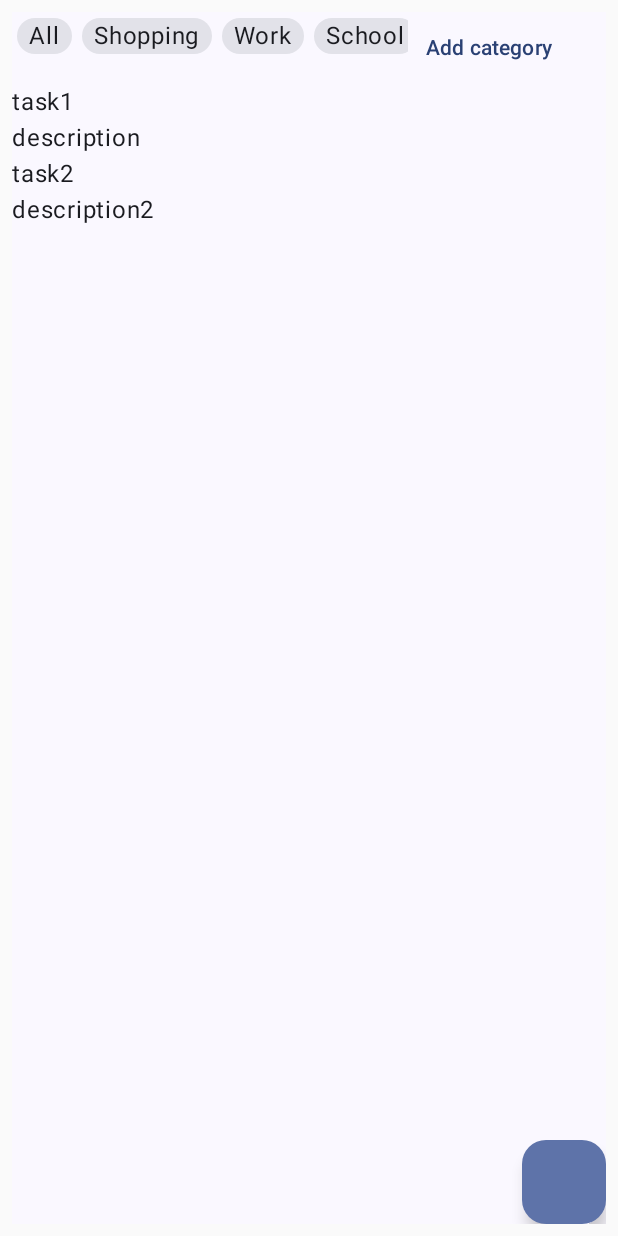
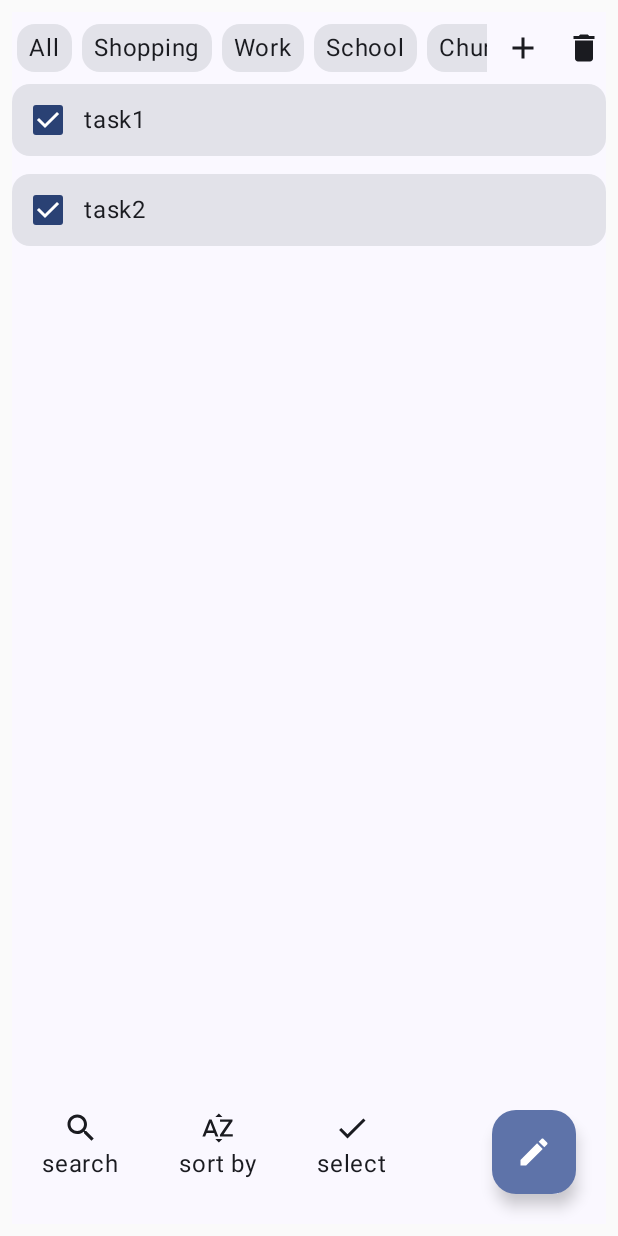
Before and after one commit to kelvin-14/Avoca.do, an Android app built with Jetpack Compose: the screen it shows after launch (MainActivity), on a phone screen of 412 x 824 dp. Run offline under Robolectric (Android 15) with nearby library versions, the phone set to English and light mode, and no system bars.

Commit message:
good first mvp home design. added + and delete for modifying categories. added search, sort by and select at bottom. beautified list items

```diff
--- a/app/src/main/java/com/happymeerkat/avocado/presentation/CategoryTabs.kt
+++ b/app/src/main/java/com/happymeerkat/avocado/presentation/CategoryTabs.kt
@@ -2,16 +2,25 @@ package com.happymeerkat.avocado.presentation
 
 import android.graphics.drawable.shapes.Shape
 import androidx.compose.foundation.BorderStroke
+import androidx.compose.foundation.background
 import androidx.compose.foundation.clickable
+import androidx.compose.foundation.layout.Arrangement
 import androidx.compose.foundation.layout.Column
 import androidx.compose.foundation.layout.Row
 import androidx.compose.foundation.layout.padding
 import androidx.compose.foundation.lazy.LazyRow
 import androidx.compose.foundation.lazy.items
+import androidx.compose.material.icons.Icons
+import androidx.compose.material.icons.filled.Add
+import androidx.compose.material.icons.filled.Delete
+import androidx.compose.material.icons.filled.PlusOne
 import androidx.compose.material3.Card
+import androidx.compose.material3.Icon
+import androidx.compose.material3.IconButton
 import androidx.compose.material3.Text
 import androidx.compose.material3.TextButton
 import androidx.compose.runtime.Composable
+import androidx.compose.ui.Alignment
 import androidx.compose.ui.Modifier
 import androidx.compose.ui.graphics.Color
 import androidx.compose.ui.unit.dp
@@ -24,10 +33,12 @@ fun CategoryTabs(
     addCategory: () -> Unit
 ) {
     Row(
-        modifier = modifier
+        modifier = modifier,
+        verticalAlignment = Alignment.CenterVertically
     ) {
         Column(
-            modifier = Modifier.weight(4f)
+            modifier = Modifier
+                .weight(4f)
                 .padding(vertical = 4.dp)
         ) {
             LazyRow {
@@ -36,13 +47,15 @@ fun CategoryTabs(
                 }
             }
         }
-        Column(
-            modifier = Modifier.weight(2f)
+        Row(
+            modifier = Modifier.weight(1f),
+            horizontalArrangement = Arrangement.SpaceAround
         ) {
-            TextButton(
-                onClick = {}
-            ) {
-                Text(text = "Add category")
+            IconButton(onClick = { /*TODO*/ }) {
+                Icon(imageVector = Icons.Default.Add, contentDescription = "")
+            }
+            IconButton(onClick = { /*TODO*/ }) {
+                Icon(imageVector = Icons.Default.Delete, contentDescription = "")
             }
         }
     }
@@ -61,7 +74,10 @@ fun Tab(
     ) {
         Text(
             modifier = Modifier
-                .padding( horizontal = 8.dp),
+                .padding(
+                    horizontal = 8.dp,
+                    vertical = 4.dp
+                ),
             text = category.name
         )
     }
--- a/app/src/main/java/com/happymeerkat/avocado/presentation/ListItemView.kt
+++ b/app/src/main/java/com/happymeerkat/avocado/presentation/ListItemView.kt
@@ -1,23 +1,41 @@
 package com.happymeerkat.avocado.presentation
 
-import androidx.compose.foundation.layout.Column
+import androidx.compose.foundation.layout.Arrangement
+import androidx.compose.foundation.layout.Row
 import androidx.compose.foundation.layout.fillMaxWidth
+import androidx.compose.foundation.layout.padding
+import androidx.compose.material.icons.Icons
+import androidx.compose.material3.Card
+import androidx.compose.material3.Checkbox
+import androidx.compose.material3.ExperimentalMaterial3Api
+import androidx.compose.material3.Icon
 import androidx.compose.material3.Text
 import androidx.compose.runtime.Composable
+import androidx.compose.ui.Alignment
 import androidx.compose.ui.Modifier
+import androidx.compose.ui.unit.dp
 import com.happymeerkat.avocado.domain.ListItem
 
+@OptIn(ExperimentalMaterial3Api::class)
 @Composable
 fun ListItemView(
     modifier: Modifier = Modifier.fillMaxWidth(),
-    item: ListItem
+    item: ListItem,
+    changeCheckedState: () -> Unit,
+    goToDetails: () -> Unit
 ) {
-    Column(
+    Card(
         modifier = modifier
+            .padding(bottom = 12.dp),
+        onClick = { goToDetails() }
     ) {
-        Text(text = item.title )
-        if(item.description != null) {
-            Text(text = item.description)
+        Row(
+            horizontalArrangement = Arrangement.Center,
+            verticalAlignment = Alignment.CenterVertically
+        ) {
+            Checkbox(checked = true, onCheckedChange = {changeCheckedState()} )
+            Text(text = item.title )
         }
+
     }
 }
--- a/app/src/main/java/com/happymeerkat/avocado/presentation/ListScreen.kt
+++ b/app/src/main/java/com/happymeerkat/avocado/presentation/ListScreen.kt
@@ -1,14 +1,28 @@
 package com.happymeerkat.avocado.presentation
 
+import androidx.compose.foundation.layout.Arrangement
 import androidx.compose.foundation.layout.Box
+import androidx.compose.foundation.layout.Column
+import androidx.compose.foundation.layout.Row
 import androidx.compose.foundation.layout.fillMaxSize
+import androidx.compose.foundation.layout.fillMaxWidth
+import androidx.compose.foundation.layout.padding
 import androidx.compose.foundation.lazy.LazyColumn
 import androidx.compose.foundation.lazy.items
+import androidx.compose.material.icons.Icons
+import androidx.compose.material.icons.filled.Check
+import androidx.compose.material.icons.filled.Edit
+import androidx.compose.material.icons.filled.Search
+import androidx.compose.material.icons.filled.SortByAlpha
 import androidx.compose.material3.ExperimentalMaterial3Api
 import androidx.compose.material3.FloatingActionButton
+import androidx.compose.material3.Icon
+import androidx.compose.material3.Text
 import androidx.compose.runtime.Composable
 import androidx.compose.ui.Alignment
 import androidx.compose.ui.Modifier
+import androidx.compose.ui.graphics.vector.ImageVector
+import androidx.compose.ui.unit.dp
 import com.happymeerkat.avocado.domain.ListItem
 
 @OptIn(ExperimentalMaterial3Api::class)
@@ -24,19 +38,72 @@ fun ListScreen(
             modifier = modifier.matchParentSize()
         ) {
             items(listItems) {listItem ->
-                ListItemView(item = listItem)
+                ListItemView(
+                    item = listItem,
+                    changeCheckedState = {},
+                    goToDetails = {}
+                )
             }
         }
+        if(editState == false){
+            Row(
+                modifier = Modifier
+                    .fillMaxWidth()
+                    .align(Alignment.BottomCenter),
 
-        if(editState == false) {
-            FloatingActionButton(
-                modifier = Modifier.align(Alignment.BottomEnd),
-                onClick = { toggleEditState() }
             ) {
 
+                QuickFeature(
+                    modifier = Modifier.weight(1f),
+                    icon = Icons.Default.Search,
+                    name = "search",
+                    onClick = {}
+                )
+                QuickFeature(
+                    modifier = Modifier.weight(1f),
+                    icon = Icons.Default.SortByAlpha,
+                    name = "sort by",
+                    onClick = {}
+                )
+
+                QuickFeature(
+                    modifier = Modifier.weight(1f),
+                    icon = Icons.Default.Check,
+                    name = "select",
+                    onClick = {}
+                )
+                Column(
+                    modifier = Modifier.weight(2f),
+                    horizontalAlignment = Alignment.CenterHorizontally
+                ) {
+
+                }
+                FloatingActionButton(
+                    modifier = Modifier
+                        .padding(end = 20.dp, bottom = 20.dp),
+                    onClick = { toggleEditState() }
+                ) {
+                    Icon(imageVector = Icons.Default.Edit, contentDescription = "")
+                }
             }
         }
 
     }
+}
 
+@Composable
+fun QuickFeature(
+    modifier: Modifier = Modifier,
+    icon: ImageVector,
+    name: String,
+    onClick: () -> Unit
+) {
+    Column(
+        modifier = Modifier.padding(start = 20.dp, end = 20.dp),
+        horizontalAlignment = Alignment.CenterHorizontally,
+        verticalArrangement = Arrangement.Center
+    ) {
+        Icon(imageVector = icon, contentDescription = "")
+        Text(name)
+    }
 }
--- a/build.gradle.kts
+++ b/build.gradle.kts
@@ -2,4 +2,6 @@
 plugins {
     id("com.android.application") version "8.1.0-beta03" apply false
     id("org.jetbrains.kotlin.android") version "1.8.10" apply false
+    id("com.google.dagger.hilt.android") version "2.44" apply false
+    id("com.android.library") version ("8.0.1") apply false
 }
```
Also changed, not shown: app/build.gradle.kts (+38 -3 lines), app/src/main/java/com/happymeerkat/avocado/presentation/ListItemDetails.kt (added, +22 -0 lines).
